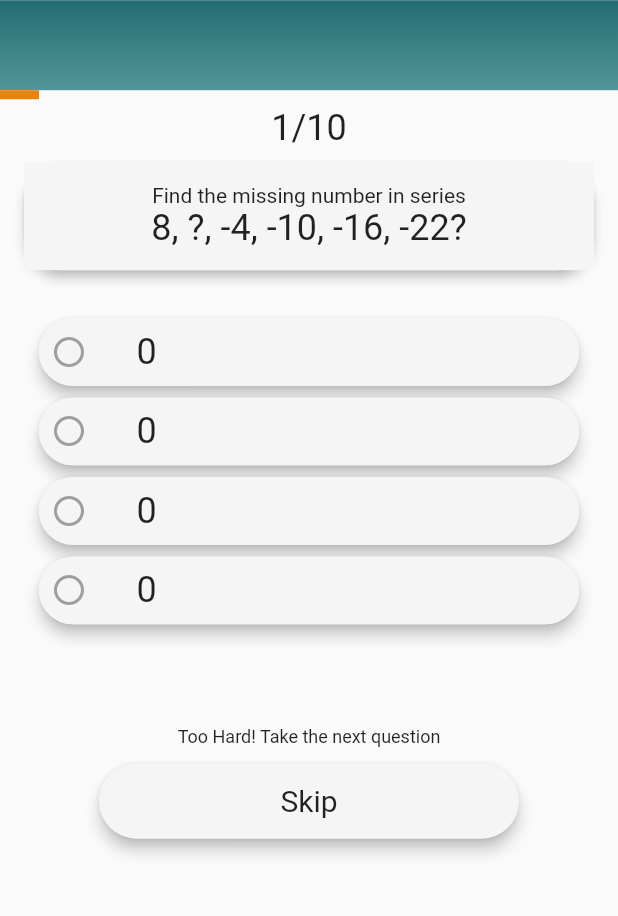
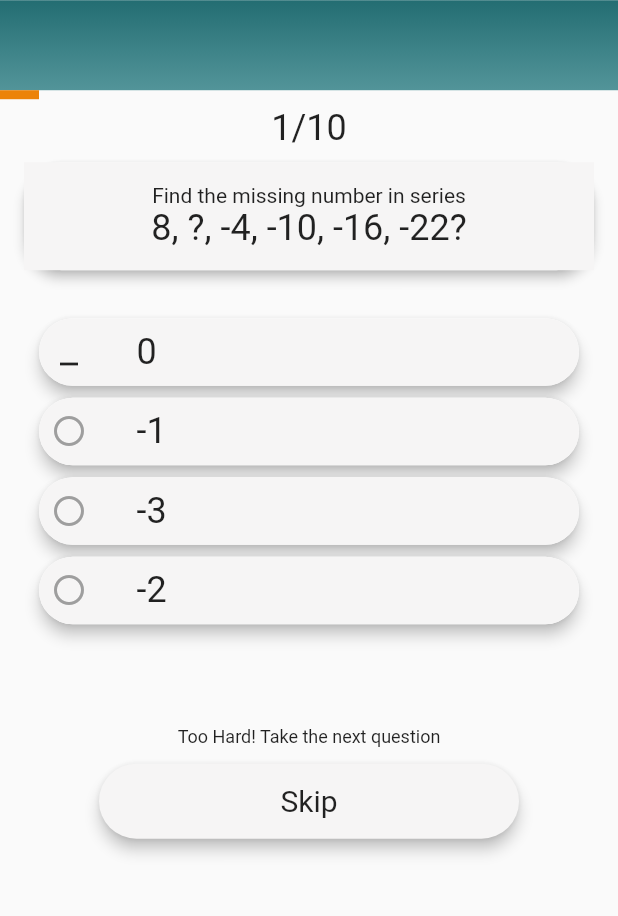
Before and after one commit to archrave/Demo-Quiz-App, a Flutter app: the screen it shows after launch, after a tap on an icon or button, on a phone screen of 412 x 824 dp, the part 58-974 px from its top. Run offline on Flutter 3.47's test engine with Material 2 defaults, Android fonts, the phone set to English and light mode, and no system bars.

Commit message:
Added Icon change

```diff
--- a/lib/screens/home_screen.dart
+++ b/lib/screens/home_screen.dart
@@ -73,16 +73,20 @@ class _HomeScreenState extends State<HomeScreen> {
           Column(
             children: [
               OptionItem(
-                title: '0',
+                title: 0,
+                correctAns: widget.questions[questionIndex]['correctAns'],
               ),
               OptionItem(
-                title: '0',
+                title: -1,
+                correctAns: widget.questions[questionIndex]['correctAns'],
               ),
               OptionItem(
-                title: '0',
+                title: -3,
+                correctAns: widget.questions[questionIndex]['correctAns'],
               ),
               OptionItem(
-                title: '0',
+                title: -2,
+                correctAns: widget.questions[questionIndex]['correctAns'],
               ),
             ],
           ),
--- a/lib/widgets/option_item.dart
+++ b/lib/widgets/option_item.dart
@@ -1,10 +1,26 @@
 import 'package:flutter/material.dart';
 
-class OptionItem extends StatelessWidget {
-  final String title;
-  final bool isCorrect;
+class OptionItem extends StatefulWidget {
+  final int title;
+  final int correctAns;
+  OptionItem({@required this.title, @required this.correctAns});
 
-  OptionItem({@required this.title, this.isCorrect = false});
+  @override
+  _OptionItemState createState() => _OptionItemState();
+}
+
+class _OptionItemState extends State<OptionItem> {
+  Icon icon = Icon(Icons.circle_outlined, color: Colors.grey);
+
+  bool isCorrect(int thisAns, int answer) {
+    if (thisAns == answer)
+      return true;
+    else
+      return false;
+  }
+
+  void toggleIcon() {}
+
   @override
   Widget build(BuildContext context) {
     return InkWell(
@@ -23,19 +39,26 @@ class OptionItem extends StatelessWidget {
               children: [
                 Padding(
                   padding: const EdgeInsets.all(8.0),
-                  child: Icon(
-                    Icons.circle_outlined,
-                    color: Colors.grey,
-                  ),
+                  child: icon,
                 ),
                 SizedBox(
                   width: 25,
                 ),
-                Text('0'),
+                Text('${widget.title}'),
               ],
             )),
       ),
-      onTap: () {},
+      onTap: () {
+        if (!isCorrect(widget.title, widget.correctAns))
+          setState(() {
+            icon = Icon(Icons.minimize_outlined);
+          });
+        else {
+          setState(() {
+            icon = Icon(Icons.add);
+          });
+        }
+      },
     );
   }
 }
```
